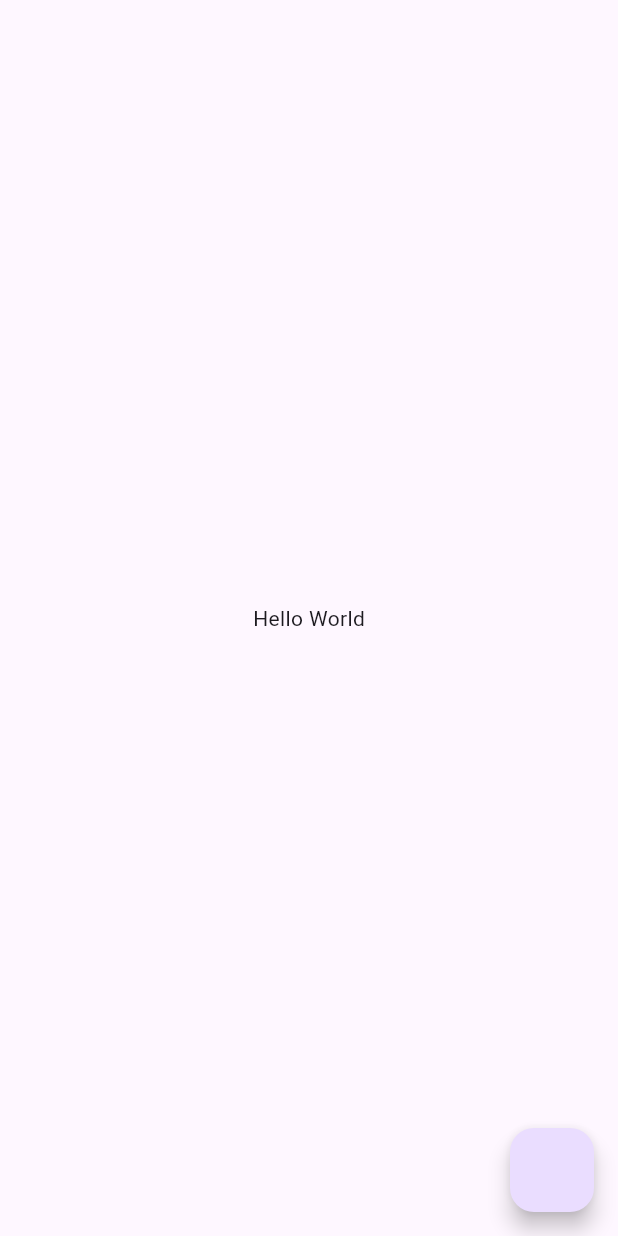
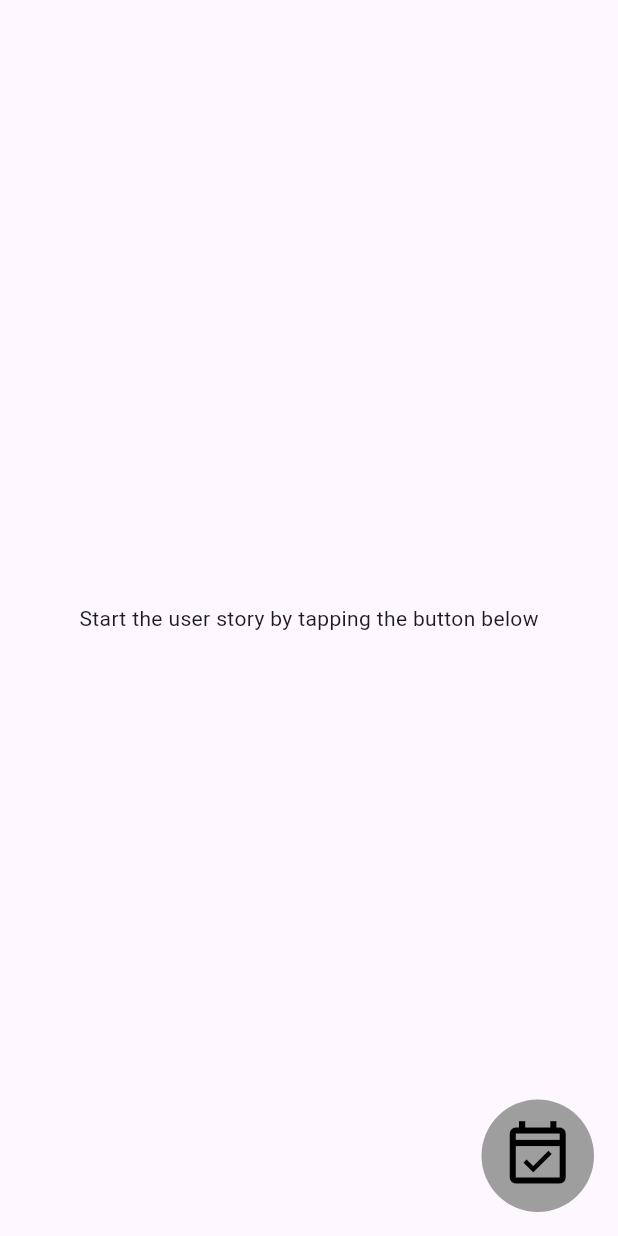
Before and after one commit to Iconica-Development/flutter_availability, a Flutter app: the Home screen opened directly, on a phone screen of 412 x 824 dp. Run offline on Flutter 3.47's test engine with Material 3 defaults, Android fonts, the phone set to English and light mode, and no system bars; our stand-ins replace device_preview, flutter_hooks, rxdart.

Commit message:
feat: add AvailabilityEntryWIdget for showing a button to start the userstory

```diff
--- a/apps/example/lib/main.dart
+++ b/apps/example/lib/main.dart
@@ -29,10 +29,7 @@ class App extends StatelessWidget {
         ],
         theme: ThemeData.light(),
         darkTheme: ThemeData.dark(),
-        home: AvailabilityUserStory(
-          userId: "",
-          options: AvailabilityOptions(),
-        ),
+        home: const Home(),
       );
 }
 
@@ -40,16 +37,10 @@ class Home extends StatelessWidget {
   const Home({super.key});
 
   @override
-  Widget build(BuildContext context) => Scaffold(
-        body: const Center(
-          child: Text("Hello World"),
+  Widget build(BuildContext context) => const Scaffold(
+        body: Center(
+          child: Text("Start the user story by tapping the button below"),
         ),
-        floatingActionButton: FloatingActionButton(
-          onPressed: () async {
-            debugPrint("starting availability user story");
-            await openAvailabilitiesForUser(context, "", null);
-            debugPrint("finishing availability user story");
-          },
-        ),
+        floatingActionButton: AvailabilityEntryWidget(),
       );
 }
--- a/packages/flutter_availability/lib/flutter_availability.dart
+++ b/packages/flutter_availability/lib/flutter_availability.dart
@@ -3,6 +3,7 @@ library flutter_availability;
 
 export "package:flutter_availability_data_interface/flutter_availability_data_interface.dart";
 
+export "src/availability_entry_widget.dart";
 export "src/config/availability_options.dart";
 export "src/config/availability_translations.dart";
 export "src/service/errors.dart";
--- /dev/null
+++ b/packages/flutter_availability/lib/src/availability_entry_widget.dart
@@ -0,0 +1,61 @@
+import "package:flutter/material.dart";
+import "package:flutter_availability/src/config/availability_options.dart";
+import "package:flutter_availability/src/userstories.dart";
+
+/// A widget representing an entry point for the Availability user story.
+class AvailabilityEntryWidget extends StatelessWidget {
+  /// Constructs a [AvailabilityEntryWidget].
+  const AvailabilityEntryWidget({
+    this.options,
+    this.onTap,
+    this.userId = "",
+    this.widgetSize = 75,
+    this.backgroundColor = Colors.grey,
+    this.icon = Icons.event_available_outlined,
+    this.iconColor = Colors.black,
+    super.key,
+  });
+
+  /// The user id for which the availability should be displayed.
+  final String userId;
+
+  /// Options to configure the availability user story.
+  final AvailabilityOptions? options;
+
+  /// Background color of the widget.
+  final Color backgroundColor;
+
+  /// Size of the widget.
+  final double widgetSize;
+
+  /// Callback function triggered when the widget is tapped. If this is not null
+  /// the callback will be triggered otherwise the availability user story will
+  /// be opened
+  final VoidCallback? onTap;
+
+  /// Icon to be displayed.
+  final IconData icon;
+
+  /// Color of the icon.
+  final Color iconColor;
+
+  @override
+  Widget build(BuildContext context) => InkWell(
+        onTap: () async {
+          if (onTap != null) {
+            onTap?.call();
+          } else {
+            await openAvailabilitiesForUser(context, "", options);
+          }
+        },
+        highlightColor: Colors.transparent,
+        hoverColor: Colors.transparent,
+        child: Container(
+          width: widgetSize,
+          height: widgetSize,
+          decoration:
+              BoxDecoration(shape: BoxShape.circle, color: backgroundColor),
+          child: Icon(icon, color: iconColor, size: widgetSize / 1.5),
+        ),
+      );
+}
```
Also changed, not shown: 1 other file.
